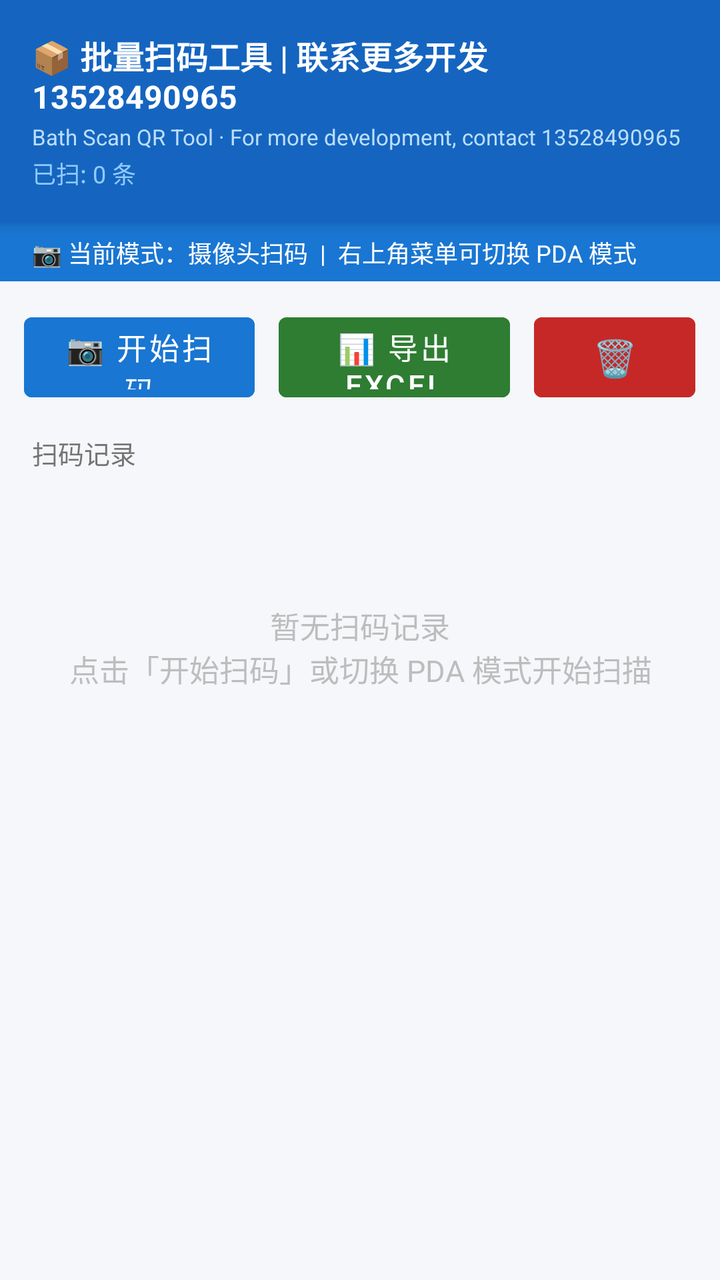
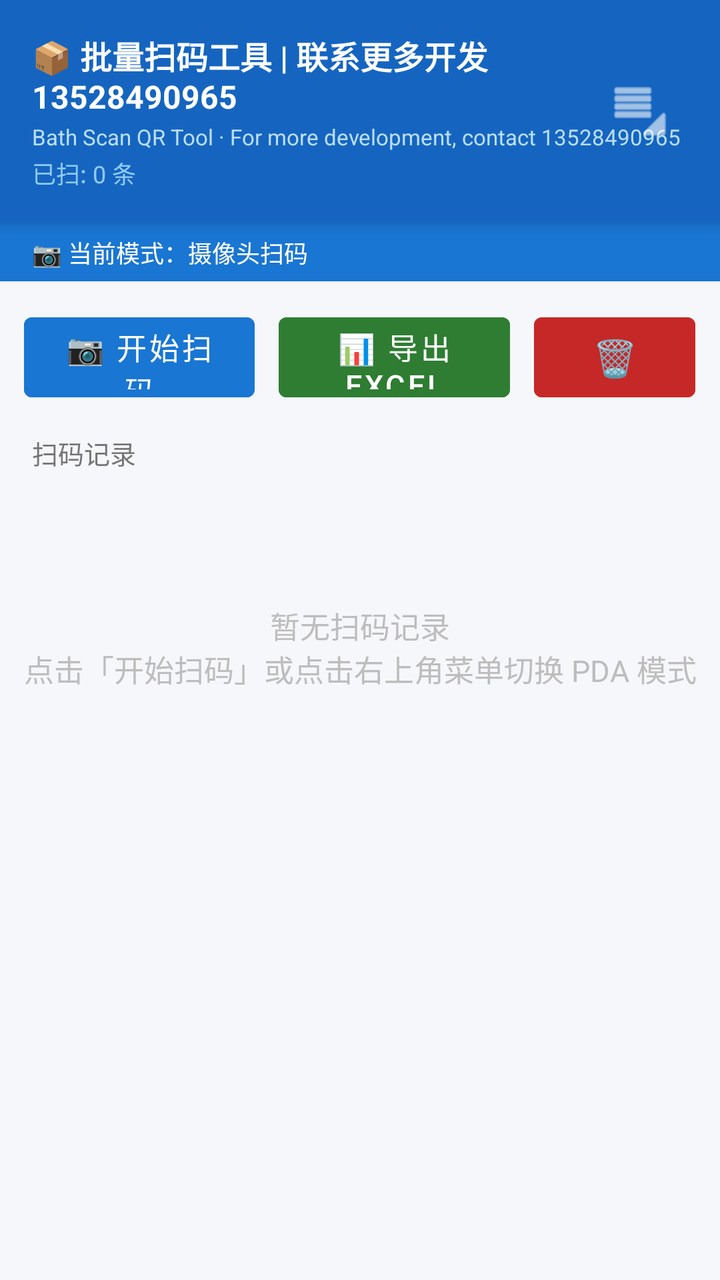

Screens rendered from an Android XML layout before and after an edit, with the pre-edit source and the edit as a unified diff.
<!-- AndroidManifest.xml: application theme Theme.QRScanner -->
<!-- res/layout/activity_main.xml -->
<?xml version="1.0" encoding="utf-8"?>
<androidx.constraintlayout.widget.ConstraintLayout
    xmlns:android="http://schemas.android.com/apk/res/android"
    xmlns:app="http://schemas.android.com/apk/res-auto"
    android:layout_width="match_parent"
    android:layout_height="match_parent"
    android:background="#F5F7FA">

    <LinearLayout
        android:id="@+id/toolbar"
        android:layout_width="0dp"
        android:layout_height="wrap_content"
        android:background="#1565C0"
        android:orientation="vertical"
        android:paddingStart="16dp"
        android:paddingEnd="16dp"
        android:paddingTop="16dp"
        android:paddingBottom="16dp"
        android:elevation="4dp"
        app:layout_constraintTop_toTopOf="parent"
        app:layout_constraintStart_toStartOf="parent"
        app:layout_constraintEnd_toEndOf="parent">

        <TextView
            android:layout_width="wrap_content"
            android:layout_height="wrap_content"
            android:text="📦 批量扫码工具 | 联系更多开发 13528490965"
            android:textColor="#FFFFFF"
            android:textSize="16sp"
            android:textStyle="bold" />

        <TextView
            android:layout_width="wrap_content"
            android:layout_height="wrap_content"
            android:text="Bath Scan QR Tool · For more development, contact 13528490965"
            android:textColor="#BBDEFB"
            android:textSize="11sp"
            android:layout_marginTop="2dp" />

        <TextView
            android:id="@+id/tvCounter"
            android:layout_width="wrap_content"
            android:layout_height="wrap_content"
            android:text="已扫: 0 条"
            android:textColor="#90CAF9"
            android:textSize="12sp"
            android:layout_marginTop="2dp" />

    </LinearLayout>

    
    <TextView
        android:id="@+id/tvModeBar"
        android:layout_width="0dp"
        android:layout_height="wrap_content"
        android:text="📷 当前模式：摄像头扫码  |  右上角菜单可切换 PDA 模式"
        android:textSize="12sp"
        android:textColor="#FFFFFF"
        android:background="#1976D2"
        android:paddingStart="16dp"
        android:paddingEnd="16dp"
        android:paddingTop="6dp"
        android:paddingBottom="6dp"
        app:layout_constraintTop_toBottomOf="@id/toolbar"
        app:layout_constraintStart_toStartOf="parent"
        app:layout_constraintEnd_toEndOf="parent" />

    <LinearLayout
        android:id="@+id/btnLayout"
        android:layout_width="0dp"
        android:layout_height="wrap_content"
        android:orientation="horizontal"
        android:padding="12dp"
        android:gravity="center"
        app:layout_constraintTop_toBottomOf="@id/tvModeBar"
        app:layout_constraintStart_toStartOf="parent"
        app:layout_constraintEnd_toEndOf="parent">

        <Button
            android:id="@+id/btnScan"
            android:layout_width="0dp"
            android:layout_height="52dp"
            android:layout_weight="1"
            android:layout_marginEnd="6dp"
            android:text="📷 开始扫码"
            android:textSize="15sp"
            android:textColor="#FFFFFF"
            android:backgroundTint="#1976D2"
            android:stateListAnimator="@null" />

        <Button
            android:id="@+id/btnExport"
            android:layout_width="0dp"
            android:layout_height="52dp"
            android:layout_weight="1"
            android:layout_marginStart="6dp"
            android:layout_marginEnd="6dp"
            android:text="📊 导出Excel"
            android:textSize="15sp"
            android:textColor="#FFFFFF"
            android:backgroundTint="#2E7D32"
            android:enabled="false"
            android:stateListAnimator="@null" />

        <Button
            android:id="@+id/btnClear"
            android:layout_width="0dp"
            android:layout_height="52dp"
            android:layout_weight="0.7"
            android:layout_marginStart="6dp"
            android:text="🗑️"
            android:textSize="18sp"
            android:textColor="#FFFFFF"
            android:backgroundTint="#C62828"
            android:enabled="false"
            android:stateListAnimator="@null" />

    </LinearLayout>

    <TextView
        android:id="@+id/tvListTitle"
        android:layout_width="0dp"
        android:layout_height="wrap_content"
        android:text="扫码记录"
        android:textSize="13sp"
        android:textColor="#757575"
        android:paddingStart="16dp"
        android:paddingEnd="16dp"
        android:paddingBottom="6dp"
        app:layout_constraintTop_toBottomOf="@id/btnLayout"
        app:layout_constraintStart_toStartOf="parent"
        app:layout_constraintEnd_toEndOf="parent" />

    <TextView
        android:id="@+id/tvEmpty"
        android:layout_width="0dp"
        android:layout_height="wrap_content"
        android:text="暂无扫码记录\n点击「开始扫码」或切换 PDA 模式开始扫描"
        android:textSize="15sp"
        android:textColor="#BDBDBD"
        android:gravity="center"
        android:paddingTop="60dp"
        android:visibility="visible"
        app:layout_constraintTop_toBottomOf="@id/tvListTitle"
        app:layout_constraintStart_toStartOf="parent"
        app:layout_constraintEnd_toEndOf="parent" />

    <androidx.recyclerview.widget.RecyclerView
        android:id="@+id/recyclerView"
        android:layout_width="0dp"
        android:layout_height="0dp"
        android:paddingStart="8dp"
        android:paddingEnd="8dp"
        android:paddingBottom="8dp"
        android:clipToPadding="false"
        app:layout_constraintTop_toBottomOf="@id/tvListTitle"
        app:layout_constraintBottom_toBottomOf="parent"
        app:layout_constraintStart_toStartOf="parent"
        app:layout_constraintEnd_toEndOf="parent" />

</androidx.constraintlayout.widget.ConstraintLayout>
<!-- resources referenced by this layout -->
<resources>
  <style name="Theme.QRScanner" parent="Theme.MaterialComponents.Light.NoActionBar">
          <item name="colorPrimary">#1565C0</item>
          <item name="colorPrimaryVariant">#0D47A1</item>
          <item name="colorOnPrimary">#FFFFFF</item>
          <item name="colorSecondary">#2E7D32</item>
          <item name="android:windowBackground">#F5F7FA</item>
      </style>
</resources>

<!-- the commit's change to res/layout/activity_main.xml (unified diff, before → after) -->
@@ -6,12 +6,11 @@
     android:layout_height="match_parent"
     android:background="#F5F7FA">
 
-    <LinearLayout
+    <RelativeLayout
         android:id="@+id/toolbar"
         android:layout_width="0dp"
         android:layout_height="wrap_content"
         android:background="#1565C0"
-        android:orientation="vertical"
         android:paddingStart="16dp"
         android:paddingEnd="16dp"
         android:paddingTop="16dp"
@@ -21,39 +20,58 @@
         app:layout_constraintStart_toStartOf="parent"
         app:layout_constraintEnd_toEndOf="parent">
 
-        <TextView
+        <LinearLayout
             android:layout_width="wrap_content"
             android:layout_height="wrap_content"
-            android:text="📦 批量扫码工具 | 联系更多开发 13528490965"
-            android:textColor="#FFFFFF"
-            android:textSize="16sp"
-            android:textStyle="bold" />
+            android:layout_alignParentStart="true"
+            android:orientation="vertical">
 
-        <TextView
-            android:layout_width="wrap_content"
-            android:layout_height="wrap_content"
-            android:text="Bath Scan QR Tool · For more development, contact 13528490965"
-            android:textColor="#BBDEFB"
-            android:textSize="11sp"
-            android:layout_marginTop="2dp" />
+            <TextView
+                android:layout_width="wrap_content"
+                android:layout_height="wrap_content"
+                android:text="📦 批量扫码工具 | 联系更多开发 13528490965"
+                android:textColor="#FFFFFF"
+                android:textSize="16sp"
+                android:textStyle="bold" />
 
-        <TextView
-            android:id="@+id/tvCounter"
-            android:layout_width="wrap_content"
-            android:layout_height="wrap_content"
-            android:text="已扫: 0 条"
-            android:textColor="#90CAF9"
-            android:textSize="12sp"
-            android:layout_marginTop="2dp" />
+            <TextView
+                android:layout_width="wrap_content"
+                android:layout_height="wrap_content"
+                android:text="Bath Scan QR Tool · For more development, contact 13528490965"
+                android:textColor="#BBDEFB"
+                android:textSize="11sp"
+                android:layout_marginTop="2dp" />
 
-    </LinearLayout>
+            <TextView
+                android:id="@+id/tvCounter"
+                android:layout_width="wrap_content"
+                android:layout_height="wrap_content"
+                android:text="已扫: 0 条"
+                android:textColor="#90CAF9"
+                android:textSize="12sp"
+                android:layout_marginTop="2dp" />
 
-    
+        </LinearLayout>
+
+        <ImageButton
+            android:id="@+id/btnMenu"
+            android:layout_width="48dp"
+            android:layout_height="48dp"
+            android:layout_alignParentEnd="true"
+            android:layout_centerVertical="true"
+            android:background="?attr/selectableItemBackgroundBorderless"
+            android:src="@android:drawable/ic_menu_moreoverflow"
+            android:contentDescription="菜单"
+            android:tint="#FFFFFF"
+            android:scaleType="center" />
+
+    </RelativeLayout>
+
     <TextView
         android:id="@+id/tvModeBar"
         android:layout_width="0dp"
         android:layout_height="wrap_content"
-        android:text="📷 当前模式：摄像头扫码  |  右上角菜单可切换 PDA 模式"
+        android:text="📷 当前模式：摄像头扫码"
         android:textSize="12sp"
         android:textColor="#FFFFFF"
         android:background="#1976D2"
@@ -135,7 +153,7 @@
         android:id="@+id/tvEmpty"
         android:layout_width="0dp"
         android:layout_height="wrap_content"
-        android:text="暂无扫码记录\n点击「开始扫码」或切换 PDA 模式开始扫描"
+        android:text="暂无扫码记录\n点击「开始扫码」或点击右上角菜单切换 PDA 模式"
         android:textSize="15sp"
         android:textColor="#BDBDBD"
         android:gravity="center"
